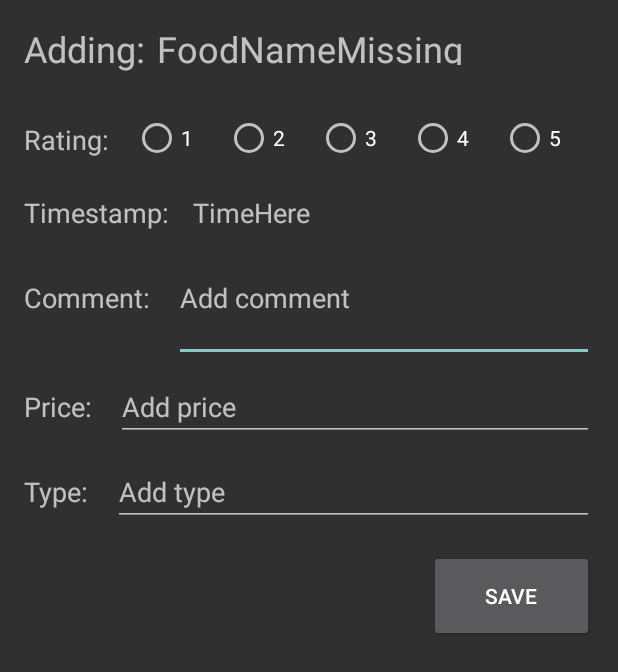
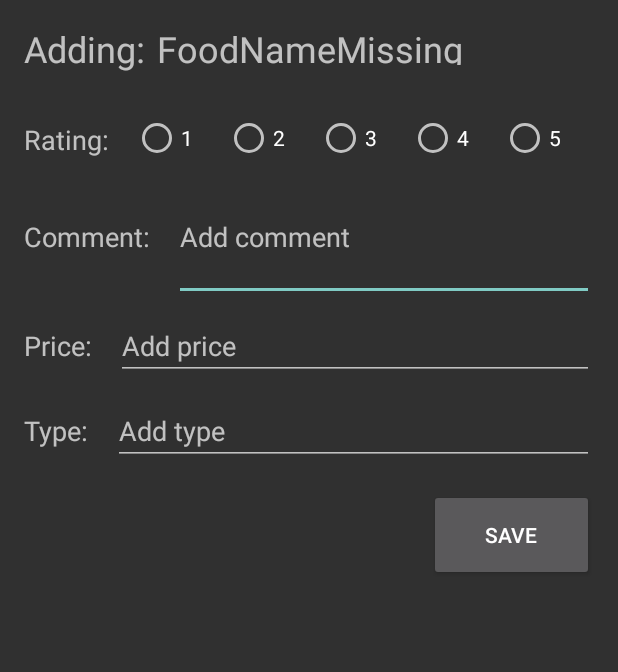
Before and after one commit to Aidesign/ProjectFoodMapping, an Android app: the layout activity_add_food.xml on its own in the app's theme, with its tools: preview values and no code run, on a phone screen of 412 x 824 dp. Shown: the top 672 px of the screen. Run offline under Robolectric (Android 15) with nearby library versions, the phone set to English and light mode, and no system bars.

Commit message:
remove timestamp from AddFoodActivity ui, autogenerated when saving food

```diff
--- a/app/src/main/res/layout/activity_add_food.xml
+++ b/app/src/main/res/layout/activity_add_food.xml
@@ -93,36 +93,15 @@
     </RadioGroup>
 
     <TextView
-        android:id="@+id/time_label"
-        android:layout_width="wrap_content"
-        android:layout_height="wrap_content"
-        android:layout_marginStart="16dp"
-        android:layout_marginTop="24dp"
-        android:text="@string/time_label"
-        android:textSize="18sp"
-        app:layout_constraintStart_toStartOf="parent"
-        app:layout_constraintTop_toBottomOf="@+id/textView6" />
-
-    <TextView
-        android:id="@+id/time_value"
-        android:layout_width="wrap_content"
-        android:layout_height="wrap_content"
-        android:layout_marginStart="16dp"
-        android:text="@string/time_value"
-        android:textSize="18sp"
-        app:layout_constraintBaseline_toBaselineOf="@+id/time_label"
-        app:layout_constraintStart_toEndOf="@+id/time_label" />
-
-    <TextView
         android:id="@+id/comment_label"
         android:layout_width="wrap_content"
         android:layout_height="wrap_content"
         android:layout_marginStart="16dp"
-        android:layout_marginTop="32dp"
+        android:layout_marginTop="40dp"
         android:text="@string/comment_label"
         android:textSize="18sp"
         app:layout_constraintStart_toStartOf="parent"
-        app:layout_constraintTop_toBottomOf="@+id/time_label" />
+        app:layout_constraintTop_toBottomOf="@+id/textView6" />
 
     <EditText
         android:id="@+id/comment_edit_text"
```
